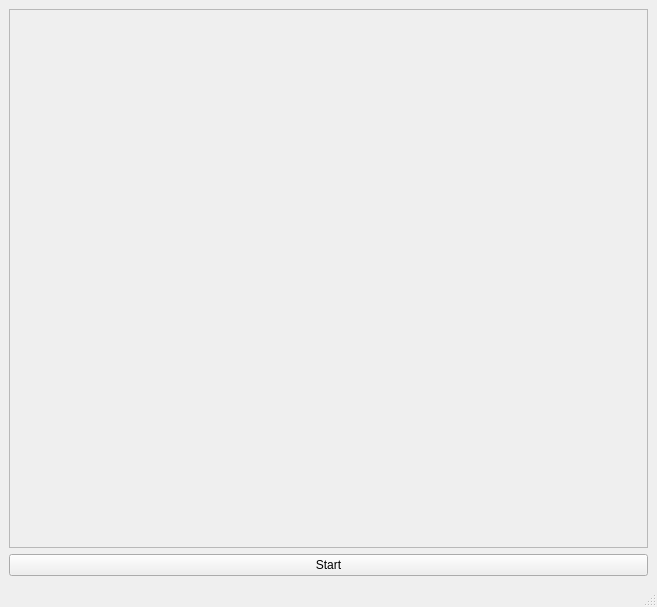
Before: the Qt Designer form unreal-qt/mainwindow.ui in alfishe/unreal-ng, drawn with Qt 5.
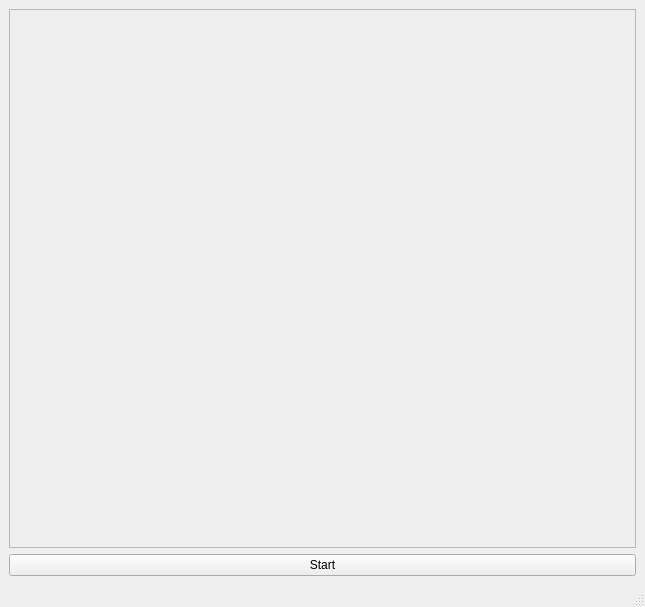
After: the same form once the commit is applied.

```diff
--- a/unreal-qt/mainwindow.ui
+++ b/unreal-qt/mainwindow.ui
@@ -6,7 +6,7 @@
    <rect>
     <x>0</x>
     <y>0</y>
-    <width>657</width>
+    <width>645</width>
     <height>607</height>
    </rect>
   </property>
```
Left out of the diff: 2 changed lines with no effect on the pictures.
